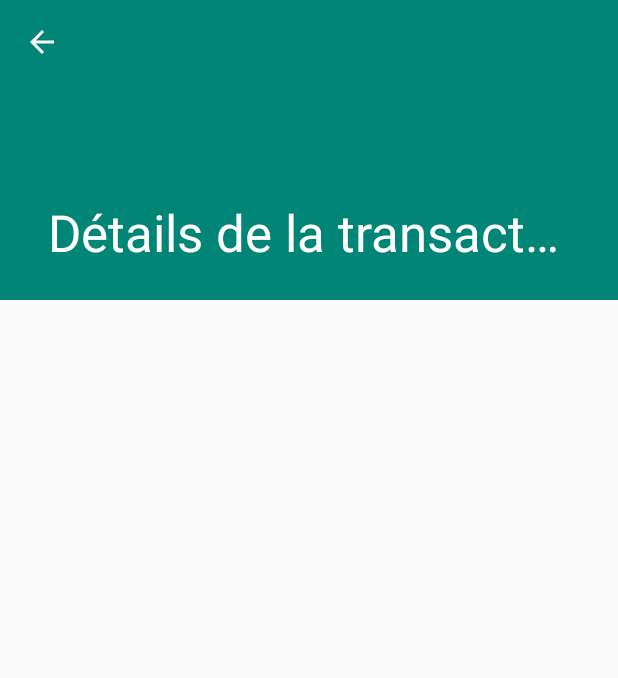
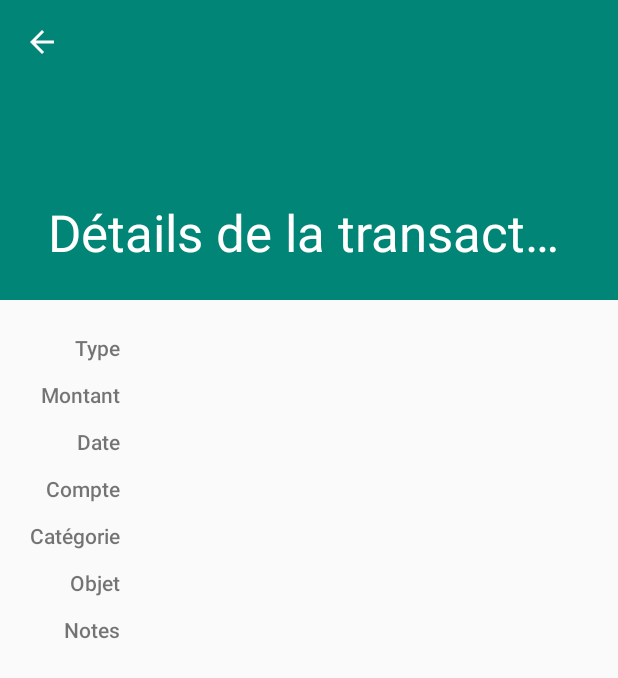
Before and after one commit to Calinou/if26-projet-android, an Android app: the TransactionDetailFragment screen opened directly, with no data from a screen before it, on a phone screen of 412 x 824 dp. Shown: the top 678 px of the screen. Run offline under Robolectric (Android 15) with nearby library versions, the phone set to English and light mode, and no system bars; our stand-ins replace Room's generated code; 1 statement that could not run was skipped.

Commit message:
Create the layout for the transaction detail fragment

```diff
--- a/app/src/main/java/fr/utt/if26_projet/TransactionDetailFragment.java
+++ b/app/src/main/java/fr/utt/if26_projet/TransactionDetailFragment.java
@@ -73,7 +73,8 @@ public class TransactionDetailFragment extends Fragment {
     final View rootView = inflater.inflate(R.layout.transaction_detail, container, false);
 
     if (transaction != null) {
-      ((TextView) rootView.findViewById(R.id.transaction_detail)).setText(transaction.getNotes());
+      ((TextView) rootView.findViewById(R.id.transaction_detail_notes))
+          .setText(transaction.getNotes());
     }
 
     return rootView;
--- a/app/src/main/res/layout/activity_transaction_create.xml
+++ b/app/src/main/res/layout/activity_transaction_create.xml
@@ -43,21 +43,21 @@
       android:layout_width="226dp"
       android:layout_height="wrap_content"
       android:ems="10"
-      android:hint="@string/transaction_date"
+      android:hint="@string/transaction_date_hint"
       android:inputType="date" />
     <EditText
       android:id="@+id/transaction_create_amount"
       android:layout_width="154dp"
       android:layout_height="wrap_content"
       android:ems="10"
-      android:hint="@string/transaction_amount"
+      android:hint="@string/transaction_amount_hint"
       android:inputType="numberDecimal" />
     <EditText
       android:id="@+id/transaction_create_contents"
       android:layout_width="match_parent"
       android:layout_height="wrap_content"
       android:ems="10"
-      android:hint="@string/transaction_contents"
+      android:hint="@string/transaction_contents_hint"
       android:inputType="textPersonName" />
     <EditText
       android:id="@+id/transaction_create_notes"
--- a/app/src/main/res/layout/transaction_detail.xml
+++ b/app/src/main/res/layout/transaction_detail.xml
@@ -1,10 +1,164 @@
 <?xml version="1.0" encoding="utf-8"?>
-<TextView xmlns:android="http://schemas.android.com/apk/res/android"
+<LinearLayout xmlns:android="http://schemas.android.com/apk/res/android"
   xmlns:tools="http://schemas.android.com/tools"
-  android:id="@+id/transaction_detail"
-  style="?android:attr/textAppearanceLarge"
   android:layout_width="match_parent"
   android:layout_height="match_parent"
-  android:padding="16dp"
-  android:textIsSelectable="true"
-  tools:context=".TransactionDetailFragment" />
+  android:orientation="vertical"
+  android:paddingStart="16dp"
+  android:paddingTop="16dp"
+  android:paddingEnd="16dp">
+  <LinearLayout
+    android:layout_width="match_parent"
+    android:layout_height="wrap_content"
+    android:orientation="horizontal"
+    android:paddingTop="6dp"
+    android:paddingBottom="6dp">
+    <TextView
+      android:id="@+id/transaction_detail_kind_key"
+      android:layout_width="wrap_content"
+      android:layout_height="wrap_content"
+      android:width="80dp"
+      android:fontFamily="sans-serif-medium"
+      android:paddingEnd="16dp"
+      android:text="@string/transaction_kind"
+      android:textAlignment="textEnd"
+      tools:ignore="RtlSymmetry" />
+    <TextView
+      android:id="@+id/transaction_detail_kind"
+      android:layout_width="wrap_content"
+      android:layout_height="wrap_content"
+      tools:text="@tools:sample/lorem" />
+  </LinearLayout>
+  <LinearLayout
+    android:layout_width="match_parent"
+    android:layout_height="wrap_content"
+    android:orientation="horizontal"
+    android:paddingTop="6dp"
+    android:paddingBottom="6dp">
+    <TextView
+      android:id="@+id/transaction_detail_amount_key"
+      android:layout_width="wrap_content"
+      android:layout_height="wrap_content"
+      android:width="80dp"
+      android:fontFamily="sans-serif-medium"
+      android:paddingEnd="16dp"
+      android:text="@string/transaction_amount"
+      android:textAlignment="textEnd"
+      tools:ignore="RtlSymmetry" />
+    <TextView
+      android:id="@+id/transaction_detail_amount"
+      android:layout_width="wrap_content"
+      android:layout_height="wrap_content"
+      tools:text="@tools:sample/lorem" />
+  </LinearLayout>
+  <LinearLayout
+    android:layout_width="match_parent"
+    android:layout_height="wrap_content"
+    android:orientation="horizontal"
+    android:paddingTop="6dp"
+    android:paddingBottom="6dp">
+    <TextView
+      android:id="@+id/transaction_detail_date_key"
+      android:layout_width="wrap_content"
+      android:layout_height="wrap_content"
+      android:width="80dp"
+      android:fontFamily="sans-serif-medium"
+      android:paddingEnd="16dp"
+      android:text="@string/transaction_date"
+      android:textAlignment="textEnd"
+      tools:ignore="RtlSymmetry" />
+    <TextView
+      android:id="@+id/transaction_detail_date"
+      android:layout_width="wrap_content"
+      android:layout_height="wrap_content"
+      tools:text="@tools:sample/lorem" />
+  </LinearLayout>
+  <LinearLayout
+    android:layout_width="match_parent"
+    android:layout_height="wrap_content"
+    android:orientation="horizontal"
+    android:paddingTop="6dp"
+    android:paddingBottom="6dp">
+    <TextView
+      android:id="@+id/transaction_detail_account_key"
+      android:layout_width="wrap_content"
+      android:layout_height="wrap_content"
+      android:width="80dp"
+      android:fontFamily="sans-serif-medium"
+      android:paddingEnd="16dp"
+      android:text="@string/transaction_account"
+      android:textAlignment="textEnd"
+      tools:ignore="RtlSymmetry" />
+    <TextView
+      android:id="@+id/transaction_detail_account"
+      android:layout_width="wrap_content"
+      android:layout_height="wrap_content"
+      tools:text="@tools:sample/lorem" />
+  </LinearLayout>
+  <LinearLayout
+    android:layout_width="match_parent"
+    android:layout_height="wrap_content"
+    android:orientation="horizontal"
+    android:paddingTop="6dp"
+    android:paddingBottom="6dp">
+    <TextView
+      android:id="@+id/transaction_detail_category_key"
+      android:layout_width="wrap_content"
+      android:layout_height="wrap_content"
+      android:width="80dp"
+      android:fontFamily="sans-serif-medium"
+      android:paddingEnd="16dp"
+      android:text="@string/transaction_category"
+      android:textAlignment="textEnd"
+      tools:ignore="RtlSymmetry" />
+    <TextView
+      android:id="@+id/transaction_detail_category"
+      android:layout_width="wrap_content"
+      android:layout_height="wrap_content"
+      tools:text="@tools:sample/lorem" />
+  </LinearLayout>
+  <LinearLayout
+    android:layout_width="match_parent"
+    android:layout_height="wrap_content"
+    android:orientation="horizontal"
+    android:paddingTop="6dp"
+    android:paddingBottom="6dp">
+    <TextView
+      android:id="@+id/transaction_detail_contents_key"
+      android:layout_width="wrap_content"
+      android:layout_height="wrap_content"
+      android:width="80dp"
+      android:fontFamily="sans-serif-medium"
+      android:paddingEnd="16dp"
+      android:text="@string/transaction_contents"
+      android:textAlignment="textEnd"
+      tools:ignore="RtlSymmetry" />
+    <TextView
+      android:id="@+id/transaction_detail_contents"
+      android:layout_width="wrap_content"
+      android:layout_height="wrap_content"
+      tools:text="@tools:sample/lorem" />
+  </LinearLayout>
+  <LinearLayout
+    android:layout_width="match_parent"
+    android:layout_height="wrap_content"
+    android:orientation="horizontal"
+    android:paddingTop="6dp"
+    android:paddingBottom="6dp">
+    <TextView
+      android:id="@+id/transaction_detail_notes_key"
+      android:layout_width="wrap_content"
+      android:layout_height="wrap_content"
+      android:width="80dp"
+      android:fontFamily="sans-serif-medium"
+      android:paddingEnd="16dp"
+      android:text="@string/transaction_notes"
+      android:textAlignment="textEnd"
+      tools:ignore="RtlSymmetry" />
+    <TextView
+      android:id="@+id/transaction_detail_notes"
+      android:layout_width="wrap_content"
+      android:layout_height="wrap_content"
+      tools:text="@tools:sample/lorem" />
+  </LinearLayout>
+</LinearLayout>
--- a/app/src/main/res/values/strings.xml
+++ b/app/src/main/res/values/strings.xml
@@ -8,9 +8,15 @@
     <string name="transaction_kind_expense">Dépense</string>
     <string name="transaction_kind_transfer">Transfert</string>
     <string name="transaction_submit">Ajouter</string>
-    <string name="transaction_date">Date (requis, jj/mm/aaaa)</string>
-    <string name="transaction_amount">Montant (requis)</string>
+    <string name="transaction_date">Date</string>
+    <string name="transaction_amount">Montant</string>
     <string name="transaction_notes">Notes</string>
-    <string name="transaction_contents">Objet (requis)</string>
+    <string name="transaction_contents">Objet</string>
     <string name="transaction_added">Transaction ajoutée !</string>
+  <string name="transaction_kind">Type</string>
+  <string name="transaction_category">Catégorie</string>
+    <string name="transaction_account">Compte</string>
+    <string name="transaction_date_hint">Date (requis, jj/mm/aaaa)</string>
+    <string name="transaction_amount_hint">Montant (requis)</string>
+    <string name="transaction_contents_hint">Objet (requis)</string>
 </resources>
```
